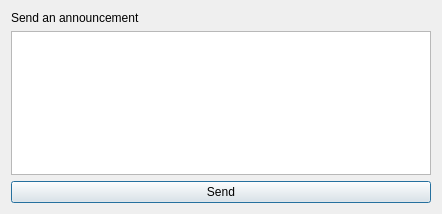
First picture: the form in gui/announce.ui, repository hrGuTou/SMslack, before the edit.
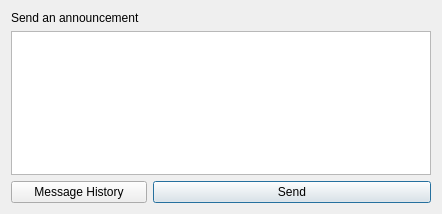
Second picture: the form after the edit.

```diff
--- a/gui/announce.ui
+++ b/gui/announce.ui
@@ -14,24 +14,31 @@
    <string>Announcement</string>
   </property>
   <layout class="QGridLayout" name="gridLayout">
-   <item row="0" column="0">
-    <widget class="QLabel" name="label">
+   <item row="2" column="1" colspan="2">
+    <widget class="QPushButton" name="pushButton">
      <property name="text">
-      <string>Send an announcement</string>
+      <string>Send</string>
      </property>
     </widget>
    </item>
-   <item row="1" column="0" colspan="2">
+   <item row="2" column="0">
+    <widget class="QPushButton" name="pushButton_2">
+     <property name="text">
+      <string>Message History</string>
+     </property>
+    </widget>
+   </item>
+   <item row="1" column="0" colspan="3">
     <widget class="QPlainTextEdit" name="plainTextEdit">
      <property name="plainText">
       <string/>
      </property>
     </widget>
    </item>
-   <item row="2" column="0" colspan="2">
-    <widget class="QPushButton" name="pushButton">
+   <item row="0" column="0">
+    <widget class="QLabel" name="label">
      <property name="text">
-      <string>Send</string>
+      <string>Send an announcement</string>
      </property>
     </widget>
    </item>
```
